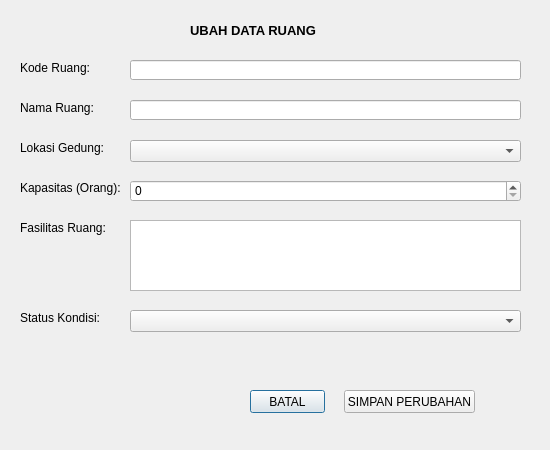
Above: ui/ubah_data_ruang_BMN.ui from Ariel-F-S/SistemPeminjamanRuangPolinemaKampusKediri before the change. Below: the same form after it.
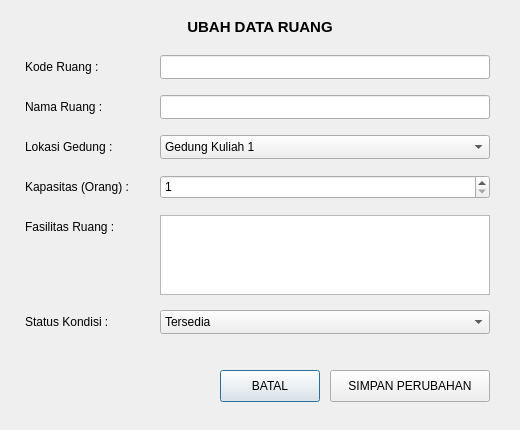
That is the form after the change.

```diff
--- a/ui/ubah_data_ruang_BMN.ui
+++ b/ui/ubah_data_ruang_BMN.ui
@@ -6,8 +6,8 @@
    <rect>
     <x>0</x>
     <y>0</y>
-    <width>550</width>
-    <height>450</height>
+    <width>520</width>
+    <height>430</height>
    </rect>
   </property>
   <property name="windowTitle">
@@ -16,15 +16,15 @@
   <widget class="QLabel" name="label">
    <property name="geometry">
     <rect>
-     <x>190</x>
-     <y>20</y>
-     <width>141</width>
-     <height>20</height>
+     <x>10</x>
+     <y>15</y>
+     <width>500</width>
+     <height>24</height>
     </rect>
    </property>
    <property name="font">
     <font>
-     <pointsize>10</pointsize>
+     <pointsize>11</pointsize>
      <weight>75</weight>
      <bold>true</bold>
     </font>
@@ -32,152 +32,196 @@
    <property name="text">
     <string>UBAH DATA RUANG</string>
    </property>
+   <property name="alignment">
+    <set>Qt::AlignCenter</set>
+   </property>
   </widget>
   <widget class="QLabel" name="label_2">
    <property name="geometry">
     <rect>
-     <x>20</x>
-     <y>60</y>
-     <width>101</width>
-     <height>16</height>
+     <x>25</x>
+     <y>55</y>
+     <width>125</width>
+     <height>24</height>
     </rect>
    </property>
    <property name="text">
-    <string>Kode Ruang: </string>
+    <string>Kode Ruang :</string>
    </property>
   </widget>
-  <widget class="QLabel" name="label_3">
+  <widget class="QLineEdit" name="txtKodeRuang">
    <property name="geometry">
     <rect>
-     <x>20</x>
-     <y>100</y>
-     <width>91</width>
-     <height>16</height>
+     <x>160</x>
+     <y>55</y>
+     <width>330</width>
+     <height>24</height>
     </rect>
    </property>
-   <property name="text">
-    <string>Nama Ruang:</string>
-   </property>
   </widget>
   <widget class="QLabel" name="label_4">
    <property name="geometry">
     <rect>
-     <x>20</x>
-     <y>140</y>
-     <width>101</width>
-     <height>16</height>
+     <x>25</x>
+     <y>95</y>
+     <width>125</width>
+     <height>24</height>
     </rect>
    </property>
    <property name="text">
-    <string>Lokasi Gedung:</string>
+    <string>Nama Ruang :</string>
    </property>
   </widget>
-  <widget class="QLabel" name="label_5">
+  <widget class="QLineEdit" name="txtNamaRuang">
    <property name="geometry">
     <rect>
-     <x>20</x>
-     <y>180</y>
-     <width>101</width>
-     <height>16</height>
+     <x>160</x>
+     <y>95</y>
+     <width>330</width>
+     <height>24</height>
     </rect>
    </property>
-   <property name="text">
-    <string>Kapasitas (Orang):</string>
-   </property>
   </widget>
   <widget class="QLabel" name="label_6">
    <property name="geometry">
     <rect>
-     <x>20</x>
-     <y>220</y>
-     <width>111</width>
-     <height>16</height>
+     <x>25</x>
+     <y>135</y>
+     <width>125</width>
+     <height>24</height>
     </rect>
    </property>
    <property name="text">
-    <string>Fasilitas Ruang:</string>
+    <string>Lokasi Gedung :</string>
    </property>
   </widget>
-  <widget class="QLabel" name="label_7">
+  <widget class="QComboBox" name="comboGedung">
    <property name="geometry">
     <rect>
-     <x>20</x>
-     <y>310</y>
-     <width>101</width>
-     <height>16</height>
+     <x>160</x>
+     <y>135</y>
+     <width>330</width>
+     <height>24</height>
     </rect>
    </property>
-   <property name="text">
-    <string>Status Kondisi:</string>
-   </property>
+   <item>
+    <property name="text">
+     <string>Gedung Kuliah 1</string>
+    </property>
+   </item>
+   <item>
+    <property name="text">
+     <string>Gedung Kuliah 2</string>
+    </property>
+   </item>
+   <item>
+    <property name="text">
+     <string>Gedung Teknik</string>
+    </property>
+   </item>
+   <item>
+    <property name="text">
+     <string>Aula</string>
+    </property>
+   </item>
   </widget>
-  <widget class="QLineEdit" name="lineEdit">
+  <widget class="QLabel" name="lblKapasitas">
    <property name="geometry">
     <rect>
-     <x>130</x>
-     <y>60</y>
-     <width>391</width>
-     <height>20</height>
+     <x>25</x>
+     <y>175</y>
+     <width>125</width>
+     <height>24</height>
     </rect>
    </property>
+   <property name="text">
+    <string>Kapasitas (Orang) :</string>
+   </property>
   </widget>
-  <widget class="QLineEdit" name="lineEdit_2">
+  <widget class="QSpinBox" name="spinKapasitas">
    <property name="geometry">
     <rect>
-     <x>130</x>
-     <y>100</y>
-     <width>391</width>
-     <height>20</height>
+     <x>160</x>
+     <y>175</y>
+     <width>330</width>
+     <height>24</height>
     </rect>
    </property>
+   <property name="minimum">
+    <number>1</number>
+   </property>
+   <property name="maximum">
+    <number>1000</number>
+   </property>
   </widget>
-  <widget class="QComboBox" name="comboBox">
+  <widget class="QLabel" name="lblFasilitas">
    <property name="geometry">
     <rect>
-     <x>130</x>
-     <y>140</y>
-     <width>391</width>
-     <height>22</height>
+     <x>25</x>
+     <y>215</y>
+     <width>125</width>
+     <height>24</height>
     </rect>
    </property>
+   <property name="text">
+    <string>Fasilitas Ruang :</string>
+   </property>
   </widget>
-  <widget class="QSpinBox" name="spinBox">
+  <widget class="QTextEdit" name="txtFasilitas">
    <property name="geometry">
     <rect>
-     <x>130</x>
-     <y>180</y>
-     <width>391</width>
-     <height>22</height>
+     <x>160</x>
+     <y>215</y>
+     <width>330</width>
+     <height>80</height>
     </rect>
    </property>
   </widget>
-  <widget class="QTextEdit" name="textEdit">
+  <widget class="QLabel" name="lblStatusKondisi">
    <property name="geometry">
     <rect>
-     <x>130</x>
-     <y>220</y>
-     <width>391</width>
-     <height>71</height>
+     <x>25</x>
+     <y>310</y>
+     <width>125</width>
+     <height>24</height>
     </rect>
    </property>
+   <property name="text">
+    <string>Status Kondisi :</string>
+   </property>
   </widget>
   <widget class="QComboBox" name="comboBox_2">
    <property name="geometry">
     <rect>
-     <x>130</x>
+     <x>160</x>
      <y>310</y>
-     <width>391</width>
-     <height>22</height>
+     <width>330</width>
+     <height>24</height>
     </rect>
    </property>
+   <item>
+    <property name="text">
+     <string>Tersedia</string>
+    </property>
+   </item>
+   <item>
+    <property name="text">
+     <string>Perbaikan</string>
+    </property>
+   </item>
+   <item>
+    <property name="text">
+     <string>Tidak Tersedia</string>
+    </property>
+   </item>
   </widget>
   <widget class="QPushButton" name="pushButton">
    <property name="geometry">
     <rect>
-     <x>250</x>
-     <y>390</y>
-     <width>75</width>
-     <height>23</height>
+     <x>220</x>
+     <y>370</y>
+     <width>100</width>
+     <height>32</height>
     </rect>
    </property>
    <property name="text">
@@ -187,10 +231,10 @@
   <widget class="QPushButton" name="pushButton_2">
    <property name="geometry">
     <rect>
-     <x>344</x>
-     <y>390</y>
-     <width>131</width>
-     <height>23</height>
+     <x>330</x>
+     <y>370</y>
+     <width>160</width>
+     <height>32</height>
     </rect>
    </property>
    <property name="text">
```
Left out of the diff: 20 changed lines with no effect on the pictures.
